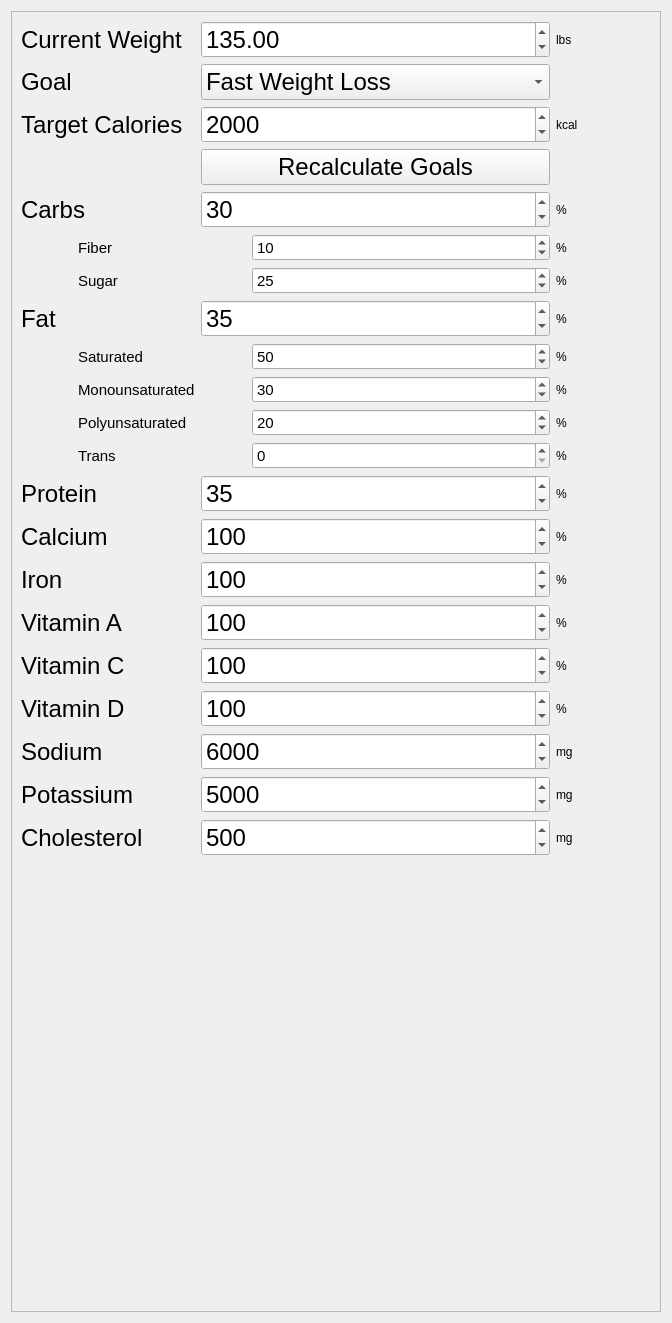
This is ui/pages/GoalsPage.ui in OpenFitnessPal/OpenFitnessPal as Qt 5 draws it before an edit. The edited form follows.
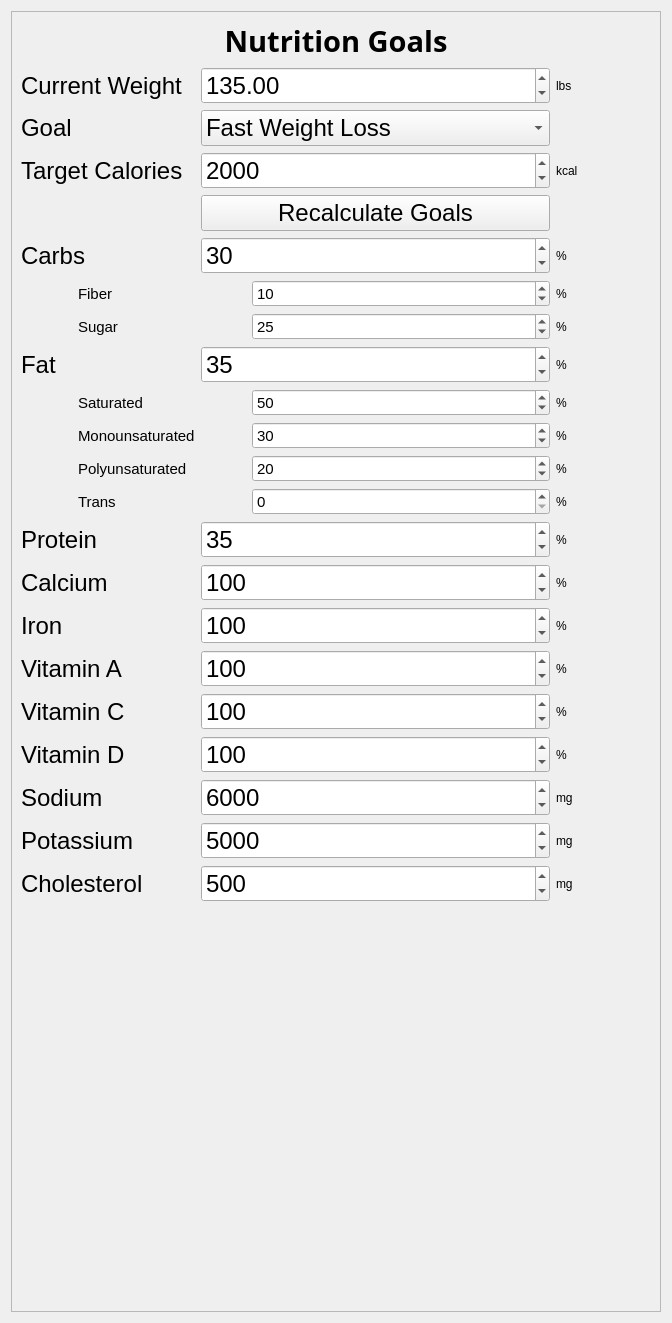
This is the edited form.

Diff of the .ui file:
```diff
--- a/ui/pages/GoalsPage.ui
+++ b/ui/pages/GoalsPage.ui
@@ -39,68 +39,20 @@
        </rect>
       </property>
       <layout class="QGridLayout" name="gridLayout">
-       <item row="16" column="9">
-        <widget class="QLabel" name="label_29">
+       <item row="17" column="0" colspan="2">
+        <widget class="QLabel" name="label_28">
          <property name="font">
           <font>
-           <pointsize>9</pointsize>
-          </font>
-         </property>
-         <property name="text">
-          <string>%</string>
-         </property>
-        </widget>
-       </item>
-       <item row="2" column="0" colspan="2">
-        <widget class="QLabel" name="label_3">
-         <property name="font">
-          <font>
            <pointsize>18</pointsize>
           </font>
          </property>
          <property name="text">
-          <string>Target Calories</string>
-         </property>
-        </widget>
-       </item>
-       <item row="16" column="2" colspan="7">
-        <widget class="QSpinBox" name="vitaminA">
-         <property name="font">
-          <font>
-           <pointsize>18</pointsize>
-          </font>
-         </property>
-         <property name="alignment">
-          <set>Qt::AlignLeading|Qt::AlignLeft|Qt::AlignVCenter</set>
-         </property>
-         <property name="minimum">
-          <number>0</number>
-         </property>
-         <property name="maximum">
-          <number>1000</number>
-         </property>
-         <property name="singleStep">
-          <number>1</number>
-         </property>
-         <property name="value">
-          <number>100</number>
-         </property>
-        </widget>
-       </item>
-       <item row="10" column="9">
-        <widget class="QLabel" name="label_20">
-         <property name="font">
-          <font>
-           <pointsize>9</pointsize>
-          </font>
-         </property>
-         <property name="text">
-          <string>%</string>
+          <string>Vitamin A</string>
          </property>
         </widget>
        </item>
        <item row="20" column="9">
-        <widget class="QLabel" name="label_36">
+        <widget class="QLabel" name="label_35">
          <property name="font">
           <font>
            <pointsize>9</pointsize>
@@ -111,37 +63,13 @@
          </property>
         </widget>
        </item>
-       <item row="12" column="1">
-        <widget class="QLabel" name="label_24">
+       <item row="13" column="3" colspan="6">
+        <widget class="QSpinBox" name="trans">
          <property name="font">
           <font>
            <pointsize>11</pointsize>
           </font>
          </property>
-         <property name="text">
-          <string>Trans</string>
-         </property>
-        </widget>
-       </item>
-       <item row="13" column="9" colspan="2">
-        <widget class="QLabel" name="label_10">
-         <property name="font">
-          <font>
-           <pointsize>9</pointsize>
-          </font>
-         </property>
-         <property name="text">
-          <string>%</string>
-         </property>
-        </widget>
-       </item>
-       <item row="4" column="2" colspan="7">
-        <widget class="QSpinBox" name="carbs">
-         <property name="font">
-          <font>
-           <pointsize>18</pointsize>
-          </font>
-         </property>
          <property name="alignment">
           <set>Qt::AlignLeading|Qt::AlignLeft|Qt::AlignVCenter</set>
          </property>
@@ -155,11 +83,47 @@
           <number>1</number>
          </property>
          <property name="value">
-          <number>30</number>
+          <number>0</number>
          </property>
         </widget>
        </item>
-       <item row="19" column="2" colspan="7">
+       <item row="8" column="9">
+        <widget class="QLabel" name="label_15">
+         <property name="font">
+          <font>
+           <pointsize>9</pointsize>
+          </font>
+         </property>
+         <property name="text">
+          <string>%</string>
+         </property>
+        </widget>
+       </item>
+       <item row="3" column="2" colspan="7">
+        <widget class="QSpinBox" name="calories">
+         <property name="font">
+          <font>
+           <pointsize>18</pointsize>
+          </font>
+         </property>
+         <property name="alignment">
+          <set>Qt::AlignmentFlag::AlignLeading|Qt::AlignmentFlag::AlignLeft|Qt::AlignmentFlag::AlignVCenter</set>
+         </property>
+         <property name="minimum">
+          <number>10</number>
+         </property>
+         <property name="maximum">
+          <number>10000</number>
+         </property>
+         <property name="singleStep">
+          <number>10</number>
+         </property>
+         <property name="value">
+          <number>2000</number>
+         </property>
+        </widget>
+       </item>
+       <item row="20" column="2" colspan="7">
         <widget class="QSpinBox" name="sodium">
          <property name="font">
           <font>
@@ -183,8 +147,8 @@
          </property>
         </widget>
        </item>
-       <item row="21" column="2" colspan="7">
-        <widget class="QSpinBox" name="cholesterol">
+       <item row="9" column="2" colspan="7">
+        <widget class="QSpinBox" name="fat">
          <property name="font">
           <font>
            <pointsize>18</pointsize>
@@ -197,18 +161,66 @@
           <number>0</number>
          </property>
          <property name="maximum">
-          <number>30000</number>
+          <number>100</number>
          </property>
          <property name="singleStep">
           <number>1</number>
          </property>
          <property name="value">
-          <number>500</number>
+          <number>35</number>
          </property>
         </widget>
        </item>
-       <item row="5" column="9">
-        <widget class="QLabel" name="label_14">
+       <item row="19" column="2" colspan="7">
+        <widget class="QSpinBox" name="vitaminD">
+         <property name="font">
+          <font>
+           <pointsize>18</pointsize>
+          </font>
+         </property>
+         <property name="alignment">
+          <set>Qt::AlignmentFlag::AlignLeading|Qt::AlignmentFlag::AlignLeft|Qt::AlignmentFlag::AlignVCenter</set>
+         </property>
+         <property name="minimum">
+          <number>0</number>
+         </property>
+         <property name="maximum">
+          <number>1000</number>
+         </property>
+         <property name="singleStep">
+          <number>1</number>
+         </property>
+         <property name="value">
+          <number>100</number>
+         </property>
+        </widget>
+       </item>
+       <item row="12" column="3" colspan="6">
+        <widget class="QSpinBox" name="poly">
+         <property name="font">
+          <font>
+           <pointsize>11</pointsize>
+          </font>
+         </property>
+         <property name="alignment">
+          <set>Qt::AlignmentFlag::AlignLeading|Qt::AlignmentFlag::AlignLeft|Qt::AlignmentFlag::AlignVCenter</set>
+         </property>
+         <property name="minimum">
+          <number>0</number>
+         </property>
+         <property name="maximum">
+          <number>100</number>
+         </property>
+         <property name="singleStep">
+          <number>1</number>
+         </property>
+         <property name="value">
+          <number>20</number>
+         </property>
+        </widget>
+       </item>
+       <item row="12" column="9">
+        <widget class="QLabel" name="label_21">
          <property name="font">
           <font>
            <pointsize>9</pointsize>
@@ -219,25 +231,7 @@
          </property>
         </widget>
        </item>
-       <item row="22" column="4">
-        <spacer name="verticalSpacer">
-         <property name="font">
-          <font>
-           <pointsize>18</pointsize>
-          </font>
-         </property>
-         <property name="orientation">
-          <enum>Qt::Vertical</enum>
-         </property>
-         <property name="sizeHint" stdset="0">
-          <size>
-           <width>20</width>
-           <height>40</height>
-          </size>
-         </property>
-        </spacer>
-       </item>
-       <item row="7" column="1">
+       <item row="8" column="1">
         <widget class="QLabel" name="label_16">
          <property name="font">
           <font>
@@ -249,8 +243,20 @@
          </property>
         </widget>
        </item>
+       <item row="19" column="9" colspan="2">
+        <widget class="QLabel" name="label_33">
+         <property name="font">
+          <font>
+           <pointsize>9</pointsize>
+          </font>
+         </property>
+         <property name="text">
+          <string>%</string>
+         </property>
+        </widget>
+       </item>
        <item row="11" column="9">
-        <widget class="QLabel" name="label_21">
+        <widget class="QLabel" name="label_20">
          <property name="font">
           <font>
            <pointsize>9</pointsize>
@@ -261,79 +267,7 @@
          </property>
         </widget>
        </item>
-       <item row="20" column="2" colspan="7">
-        <widget class="QSpinBox" name="potassium">
-         <property name="font">
-          <font>
-           <pointsize>18</pointsize>
-          </font>
-         </property>
-         <property name="alignment">
-          <set>Qt::AlignLeading|Qt::AlignLeft|Qt::AlignVCenter</set>
-         </property>
-         <property name="minimum">
-          <number>0</number>
-         </property>
-         <property name="maximum">
-          <number>30000</number>
-         </property>
-         <property name="singleStep">
-          <number>1</number>
-         </property>
-         <property name="value">
-          <number>5000</number>
-         </property>
-        </widget>
-       </item>
-       <item row="11" column="3" colspan="6">
-        <widget class="QSpinBox" name="poly">
-         <property name="font">
-          <font>
-           <pointsize>11</pointsize>
-          </font>
-         </property>
-         <property name="alignment">
-          <set>Qt::AlignLeading|Qt::AlignLeft|Qt::AlignVCenter</set>
-         </property>
-         <property name="minimum">
-          <number>0</number>
-         </property>
-         <property name="maximum">
-          <number>100</number>
-         </property>
-         <property name="singleStep">
-          <number>1</number>
-         </property>
-         <property name="value">
-          <number>20</number>
-         </property>
-        </widget>
-       </item>
-       <item row="21" column="9">
-        <widget class="QLabel" name="label_38">
-         <property name="font">
-          <font>
-           <pointsize>9</pointsize>
-          </font>
-         </property>
-         <property name="text">
-          <string>mg</string>
-         </property>
-        </widget>
-       </item>
-       <item row="8" column="9" colspan="2">
-        <widget class="QLabel" name="label_8">
-         <property name="font">
-          <font>
-           <pointsize>9</pointsize>
-          </font>
-         </property>
-         <property name="text">
-          <string>%</string>
-         </property>
-        </widget>
-       </item>
-       <item row="5" column="1">
+       <item row="6" column="1">
         <widget class="QLabel" name="label_13">
          <property name="sizePolicy">
           <sizepolicy hsizetype="Preferred" vsizetype="Preferred">
@@ -351,89 +285,19 @@
          </property>
         </widget>
        </item>
-       <item row="2" column="9">
-        <widget class="QLabel" name="label_4">
+       <item row="10" column="9">
+        <widget class="QLabel" name="label_17">
          <property name="font">
           <font>
            <pointsize>9</pointsize>
           </font>
          </property>
          <property name="text">
-          <string>kcal</string>
+          <string>%</string>
          </property>
         </widget>
        </item>
-       <item row="1" column="2" colspan="7">
-        <widget class="QComboBox" name="goal">
-         <property name="font">
-          <font>
-           <pointsize>18</pointsize>
-          </font>
-         </property>
-         <item>
-          <property name="text">
-           <string>Fast Weight Loss</string>
-          </property>
-         </item>
-         <item>
-          <property name="text">
-           <string>Slow Weight Loss</string>
-          </property>
-         </item>
-         <item>
-          <property name="text">
-           <string>Maintain Weight</string>
-          </property>
-         </item>
-         <item>
-          <property name="text">
-           <string>Slow Weight Gain</string>
-          </property>
-         </item>
-         <item>
-          <property name="text">
-           <string>Fast Weight Gain</string>
-          </property>
-         </item>
-        </widget>
-       </item>
-       <item row="10" column="1">
-        <widget class="QLabel" name="label_19">
-         <property name="font">
-          <font>
-           <pointsize>11</pointsize>
-          </font>
-         </property>
-         <property name="text">
-          <string>Monounsaturated</string>
-         </property>
-        </widget>
-       </item>
-       <item row="17" column="0" colspan="2">
-        <widget class="QLabel" name="label_30">
-         <property name="font">
-          <font>
-           <pointsize>18</pointsize>
-          </font>
-         </property>
-         <property name="text">
-          <string>Vitamin C</string>
-         </property>
-        </widget>
-       </item>
-       <item row="19" column="9">
-        <widget class="QLabel" name="label_35">
-         <property name="font">
-          <font>
-           <pointsize>9</pointsize>
-          </font>
-         </property>
-         <property name="text">
-          <string>mg</string>
-         </property>
-        </widget>
-       </item>
-       <item row="13" column="0" colspan="2">
+       <item row="14" column="0" colspan="2">
         <widget class="QLabel" name="label_11">
          <property name="font">
           <font>
@@ -445,55 +309,79 @@
          </property>
         </widget>
        </item>
-       <item row="0" column="0" colspan="2">
-        <widget class="QLabel" name="label">
+       <item row="14" column="9" colspan="2">
+        <widget class="QLabel" name="label_10">
          <property name="font">
           <font>
-           <pointsize>18</pointsize>
+           <pointsize>9</pointsize>
           </font>
          </property>
          <property name="text">
-          <string>Current Weight</string>
+          <string>%</string>
          </property>
         </widget>
        </item>
-       <item row="15" column="2" colspan="7">
-        <widget class="QSpinBox" name="iron">
+       <item row="17" column="9">
+        <widget class="QLabel" name="label_29">
          <property name="font">
           <font>
-           <pointsize>18</pointsize>
+           <pointsize>9</pointsize>
           </font>
          </property>
-         <property name="alignment">
-          <set>Qt::AlignLeading|Qt::AlignLeft|Qt::AlignVCenter</set>
+         <property name="text">
+          <string>%</string>
          </property>
-         <property name="minimum">
-          <number>0</number>
+        </widget>
+       </item>
+       <item row="16" column="9">
+        <widget class="QLabel" name="label_27">
+         <property name="font">
+          <font>
+           <pointsize>9</pointsize>
+          </font>
          </property>
-         <property name="maximum">
-          <number>1000</number>
+         <property name="text">
+          <string>%</string>
          </property>
-         <property name="singleStep">
-          <number>1</number>
+        </widget>
+       </item>
+       <item row="15" column="0" colspan="2">
+        <widget class="QLabel" name="label_25">
+         <property name="font">
+          <font>
+           <pointsize>18</pointsize>
+          </font>
          </property>
-         <property name="value">
-          <number>100</number>
+         <property name="text">
+          <string>Calcium</string>
          </property>
         </widget>
        </item>
-       <item row="4" column="0" colspan="2">
-        <widget class="QLabel" name="label_6">
+       <item row="2" column="0">
+        <widget class="QLabel" name="label_5">
          <property name="font">
           <font>
            <pointsize>18</pointsize>
           </font>
          </property>
          <property name="text">
-          <string>Carbs</string>
+          <string>Goal</string>
          </property>
         </widget>
        </item>
-       <item row="11" column="1">
+       <item row="3" column="0" colspan="2">
+        <widget class="QLabel" name="label_3">
+         <property name="font">
+          <font>
+           <pointsize>18</pointsize>
+          </font>
+         </property>
+         <property name="text">
+          <string>Target Calories</string>
+         </property>
+        </widget>
+       </item>
+       <item row="12" column="1">
         <widget class="QLabel" name="label_22">
          <property name="font">
           <font>
@@ -505,7 +393,19 @@
          </property>
         </widget>
        </item>
-       <item row="20" column="0" colspan="2">
+       <item row="5" column="0" colspan="2">
+        <widget class="QLabel" name="label_6">
+         <property name="font">
+          <font>
+           <pointsize>18</pointsize>
+          </font>
+         </property>
+         <property name="text">
+          <string>Carbs</string>
+         </property>
+        </widget>
+       </item>
+       <item row="21" column="0" colspan="2">
         <widget class="QLabel" name="label_37">
          <property name="font">
           <font>
@@ -517,31 +417,37 @@
          </property>
         </widget>
        </item>
-       <item row="12" column="3" colspan="6">
-        <widget class="QSpinBox" name="trans">
+       <item row="23" column="4">
+        <spacer name="verticalSpacer">
          <property name="font">
           <font>
-           <pointsize>11</pointsize>
+           <pointsize>18</pointsize>
           </font>
          </property>
-         <property name="alignment">
-          <set>Qt::AlignLeading|Qt::AlignLeft|Qt::AlignVCenter</set>
+         <property name="orientation">
+          <enum>Qt::Orientation::Vertical</enum>
          </property>
-         <property name="minimum">
-          <number>0</number>
+         <property name="sizeHint" stdset="0">
+          <size>
+           <width>20</width>
+           <height>40</height>
+          </size>
          </property>
-         <property name="maximum">
-          <number>100</number>
+        </spacer>
+       </item>
+       <item row="6" column="9">
+        <widget class="QLabel" name="label_14">
+         <property name="font">
+          <font>
+           <pointsize>9</pointsize>
+          </font>
          </property>
-         <property name="singleStep">
-          <number>1</number>
-         </property>
-         <property name="value">
-          <number>0</number>
+         <property name="text">
+          <string>%</string>
          </property>
         </widget>
        </item>
-       <item row="17" column="9" colspan="2">
+       <item row="18" column="9" colspan="2">
         <widget class="QLabel" name="label_31">
          <property name="font">
           <font>
@@ -553,7 +459,19 @@
          </property>
         </widget>
        </item>
-       <item row="18" column="0" colspan="2">
+       <item row="1" column="9">
+        <widget class="QLabel" name="label_2">
+         <property name="font">
+          <font>
+           <pointsize>9</pointsize>
+          </font>
+         </property>
+         <property name="text">
+          <string>lbs</string>
+         </property>
+        </widget>
+       </item>
+       <item row="19" column="0" colspan="2">
         <widget class="QLabel" name="label_32">
          <property name="font">
           <font>
@@ -565,7 +483,197 @@
          </property>
         </widget>
        </item>
-       <item row="8" column="0">
+       <item row="11" column="3" colspan="6">
+        <widget class="QSpinBox" name="mono">
+         <property name="font">
+          <font>
+           <pointsize>11</pointsize>
+          </font>
+         </property>
+         <property name="alignment">
+          <set>Qt::AlignmentFlag::AlignLeading|Qt::AlignmentFlag::AlignLeft|Qt::AlignmentFlag::AlignVCenter</set>
+         </property>
+         <property name="minimum">
+          <number>0</number>
+         </property>
+         <property name="maximum">
+          <number>100</number>
+         </property>
+         <property name="singleStep">
+          <number>1</number>
+         </property>
+         <property name="value">
+          <number>30</number>
+         </property>
+        </widget>
+       </item>
+       <item row="13" column="1">
+        <widget class="QLabel" name="label_24">
+         <property name="font">
+          <font>
+           <pointsize>11</pointsize>
+          </font>
+         </property>
+         <property name="text">
+          <string>Trans</string>
+         </property>
+        </widget>
+       </item>
+       <item row="13" column="9">
+        <widget class="QLabel" name="label_23">
+         <property name="font">
+          <font>
+           <pointsize>9</pointsize>
+          </font>
+         </property>
+         <property name="text">
+          <string>%</string>
+         </property>
+        </widget>
+       </item>
+       <item row="9" column="9" colspan="2">
+        <widget class="QLabel" name="label_8">
+         <property name="font">
+          <font>
+           <pointsize>9</pointsize>
+          </font>
+         </property>
+         <property name="text">
+          <string>%</string>
+         </property>
+        </widget>
+       </item>
+       <item row="17" column="2" colspan="7">
+        <widget class="QSpinBox" name="vitaminA">
+         <property name="font">
+          <font>
+           <pointsize>18</pointsize>
+          </font>
+         </property>
+         <property name="alignment">
+          <set>Qt::AlignmentFlag::AlignLeading|Qt::AlignmentFlag::AlignLeft|Qt::AlignmentFlag::AlignVCenter</set>
+         </property>
+         <property name="minimum">
+          <number>0</number>
+         </property>
+         <property name="maximum">
+          <number>1000</number>
+         </property>
+         <property name="singleStep">
+          <number>1</number>
+         </property>
+         <property name="value">
+          <number>100</number>
+         </property>
+        </widget>
+       </item>
+       <item row="15" column="2" colspan="7">
+        <widget class="QSpinBox" name="calcium">
+         <property name="font">
+          <font>
+           <pointsize>18</pointsize>
+          </font>
+         </property>
+         <property name="alignment">
+          <set>Qt::AlignmentFlag::AlignLeading|Qt::AlignmentFlag::AlignLeft|Qt::AlignmentFlag::AlignVCenter</set>
+         </property>
+         <property name="minimum">
+          <number>0</number>
+         </property>
+         <property name="maximum">
+          <number>1000</number>
+         </property>
+         <property name="singleStep">
+          <number>1</number>
+         </property>
+         <property name="value">
+          <number>100</number>
+         </property>
+        </widget>
+       </item>
+       <item row="2" column="2" colspan="7">
+        <widget class="QComboBox" name="goal">
+         <property name="font">
+          <font>
+           <pointsize>18</pointsize>
+          </font>
+         </property>
+         <item>
+          <property name="text">
+           <string>Fast Weight Loss</string>
+          </property>
+         </item>
+         <item>
+          <property name="text">
+           <string>Slow Weight Loss</string>
+          </property>
+         </item>
+         <item>
+          <property name="text">
+           <string>Maintain Weight</string>
+          </property>
+         </item>
+         <item>
+          <property name="text">
+           <string>Slow Weight Gain</string>
+          </property>
+         </item>
+         <item>
+          <property name="text">
+           <string>Fast Weight Gain</string>
+          </property>
+         </item>
+        </widget>
+       </item>
+       <item row="5" column="9" colspan="2">
+        <widget class="QLabel" name="label_7">
+         <property name="font">
+          <font>
+           <pointsize>9</pointsize>
+          </font>
+         </property>
+         <property name="text">
+          <string>%</string>
+         </property>
+        </widget>
+       </item>
+       <item row="16" column="0" colspan="2">
+        <widget class="QLabel" name="label_26">
+         <property name="font">
+          <font>
+           <pointsize>18</pointsize>
+          </font>
+         </property>
+         <property name="text">
+          <string>Iron</string>
+         </property>
+        </widget>
+       </item>
+       <item row="6" column="3" colspan="6">
+        <widget class="QSpinBox" name="fiber">
+         <property name="font">
+          <font>
+           <pointsize>11</pointsize>
+          </font>
+         </property>
+         <property name="alignment">
+          <set>Qt::AlignmentFlag::AlignLeading|Qt::AlignmentFlag::AlignLeft|Qt::AlignmentFlag::AlignVCenter</set>
+         </property>
+         <property name="minimum">
+          <number>0</number>
+         </property>
+         <property name="maximum">
+          <number>100</number>
+         </property>
+         <property name="singleStep">
+          <number>1</number>
+         </property>
+         <property name="value">
+          <number>10</number>
+         </property>
+        </widget>
+       </item>
+       <item row="9" column="0">
         <widget class="QLabel" name="label_9">
          <property name="font">
           <font>
@@ -577,8 +685,8 @@
          </property>
         </widget>
        </item>
-       <item row="17" column="2" colspan="7">
-        <widget class="QSpinBox" name="vitaminC">
+       <item row="14" column="2" colspan="7">
+        <widget class="QSpinBox" name="protein">
          <property name="font">
           <font>
            <pointsize>18</pointsize>
@@ -591,41 +699,17 @@
           <number>0</number>
          </property>
          <property name="maximum">
-          <number>1000</number>
+          <number>100</number>
          </property>
          <property name="singleStep">
           <number>1</number>
          </property>
          <property name="value">
-          <number>100</number>
+          <number>35</number>
          </property>
         </widget>
        </item>
-       <item row="7" column="9">
-        <widget class="QLabel" name="label_15">
-         <property name="font">
-          <font>
-           <pointsize>9</pointsize>
-          </font>
-         </property>
-         <property name="text">
-          <string>%</string>
-         </property>
-        </widget>
-       </item>
-       <item row="14" column="0" colspan="2">
-        <widget class="QLabel" name="label_25">
-         <property name="font">
-          <font>
-           <pointsize>18</pointsize>
-          </font>
-         </property>
-         <property name="text">
-          <string>Calcium</string>
-         </property>
-        </widget>
-       </item>
-       <item row="9" column="3" colspan="6">
+       <item row="10" column="3" colspan="6">
         <widget class="QSpinBox" name="sat">
          <property name="font">
           <font>
@@ -649,32 +733,80 @@
          </property>
         </widget>
        </item>
-       <item row="1" column="0">
-        <widget class="QLabel" name="label_5">
+       <item row="21" column="2" colspan="7">
+        <widget class="QSpinBox" name="potassium">
          <property name="font">
           <font>
            <pointsize>18</pointsize>
           </font>
          </property>
+         <property name="alignment">
+          <set>Qt::AlignmentFlag::AlignLeading|Qt::AlignmentFlag::AlignLeft|Qt::AlignmentFlag::AlignVCenter</set>
+         </property>
+         <property name="minimum">
+          <number>0</number>
+         </property>
+         <property name="maximum">
+          <number>30000</number>
+         </property>
+         <property name="singleStep">
+          <number>1</number>
+         </property>
+         <property name="value">
+          <number>5000</number>
+         </property>
+        </widget>
+       </item>
+       <item row="11" column="1">
+        <widget class="QLabel" name="label_19">
+         <property name="font">
+          <font>
+           <pointsize>11</pointsize>
+          </font>
+         </property>
          <property name="text">
-          <string>Goal</string>
+          <string>Monounsaturated</string>
          </property>
         </widget>
        </item>
-       <item row="14" column="9" colspan="2">
-        <widget class="QLabel" name="label_12">
+       <item row="20" column="0" colspan="2">
+        <widget class="QLabel" name="label_34">
          <property name="font">
           <font>
-           <pointsize>9</pointsize>
+           <pointsize>18</pointsize>
           </font>
          </property>
          <property name="text">
-          <string>%</string>
+          <string>Sodium</string>
+         </property>
+        </widget>
+       </item>
+       <item row="22" column="2" colspan="7">
+        <widget class="QSpinBox" name="cholesterol">
+         <property name="font">
+          <font>
+           <pointsize>18</pointsize>
+          </font>
+         </property>
+         <property name="alignment">
+          <set>Qt::AlignmentFlag::AlignLeading|Qt::AlignmentFlag::AlignLeft|Qt::AlignmentFlag::AlignVCenter</set>
+         </property>
+         <property name="minimum">
+          <number>0</number>
+         </property>
+         <property name="maximum">
+          <number>30000</number>
+         </property>
+         <property name="singleStep">
+          <number>1</number>
+         </property>
+         <property name="value">
+          <number>500</number>
          </property>
         </widget>
        </item>
        <item row="18" column="2" colspan="7">
-        <widget class="QSpinBox" name="vitaminD">
+        <widget class="QSpinBox" name="vitaminC">
          <property name="font">
           <font>
            <pointsize>18</pointsize>
@@ -697,31 +829,91 @@
          </property>
         </widget>
        </item>
-       <item row="8" column="2" colspan="7">
-        <widget class="QSpinBox" name="fat">
+       <item row="22" column="9">
+        <widget class="QLabel" name="label_38">
          <property name="font">
           <font>
+           <pointsize>9</pointsize>
+          </font>
+         </property>
+         <property name="text">
+          <string>mg</string>
+         </property>
+        </widget>
+       </item>
+       <item row="4" column="2" colspan="7">
+        <widget class="QPushButton" name="recalc">
+         <property name="font">
+          <font>
            <pointsize>18</pointsize>
           </font>
          </property>
-         <property name="alignment">
-          <set>Qt::AlignLeading|Qt::AlignLeft|Qt::AlignVCenter</set>
+         <property name="text">
+          <string>Recalculate Goals</string>
          </property>
-         <property name="minimum">
-          <number>0</number>
+        </widget>
+       </item>
+       <item row="15" column="9" colspan="2">
+        <widget class="QLabel" name="label_12">
+         <property name="font">
+          <font>
+           <pointsize>9</pointsize>
+          </font>
          </property>
-         <property name="maximum">
-          <number>100</number>
+         <property name="text">
+          <string>%</string>
          </property>
-         <property name="singleStep">
-          <number>1</number>
+        </widget>
+       </item>
+       <item row="10" column="1">
+        <widget class="QLabel" name="label_18">
+         <property name="font">
+          <font>
+           <pointsize>11</pointsize>
+          </font>
          </property>
-         <property name="value">
-          <number>35</number>
+         <property name="text">
+          <string>Saturated</string>
          </property>
         </widget>
        </item>
-       <item row="0" column="2" colspan="7">
+       <item row="21" column="9">
+        <widget class="QLabel" name="label_36">
+         <property name="font">
+          <font>
+           <pointsize>9</pointsize>
+          </font>
+         </property>
+         <property name="text">
+          <string>mg</string>
+         </property>
+        </widget>
+       </item>
+       <item row="22" column="0" colspan="2">
+        <widget class="QLabel" name="label_39">
+         <property name="font">
+          <font>
+           <pointsize>18</pointsize>
+          </font>
+         </property>
+         <property name="text">
+          <string>Cholesterol</string>
+         </property>
+        </widget>
+       </item>
+       <item row="18" column="0" colspan="2">
+        <widget class="QLabel" name="label_30">
+         <property name="font">
+          <font>
+           <pointsize>18</pointsize>
+          </font>
+         </property>
+         <property name="text">
+          <string>Vitamin C</string>
+         </property>
+        </widget>
+       </item>
+       <item row="1" column="2" colspan="7">
         <widget class="QDoubleSpinBox" name="weight">
          <property name="font">
           <font>
@@ -745,183 +937,27 @@
          </property>
         </widget>
        </item>
-       <item row="13" column="2" colspan="7">
-        <widget class="QSpinBox" name="protein">
+       <item row="1" column="0" colspan="2">
+        <widget class="QLabel" name="label">
          <property name="font">
           <font>
            <pointsize>18</pointsize>
           </font>
          </property>
-         <property name="alignment">
-          <set>Qt::AlignLeading|Qt::AlignLeft|Qt::AlignVCenter</set>
-         </property>
-         <property name="minimum">
-          <number>0</number>
-         </property>
-         <property name="maximum">
-          <number>100</number>
-         </property>
-         <property name="singleStep">
-          <number>1</number>
-         </property>
-         <property name="value">
-          <number>35</number>
-         </property>
-        </widget>
-       </item>
-       <item row="18" column="9" colspan="2">
-        <widget class="QLabel" name="label_33">
-         <property name="font">
-          <font>
-           <pointsize>9</pointsize>
-          </font>
-         </property>
          <property name="text">
-          <string>%</string>
+          <string>Current Weight</string>
          </property>
         </widget>
        </item>
-       <item row="4" column="9" colspan="2">
-        <widget class="QLabel" name="label_7">
+       <item row="5" column="2" colspan="7">
+        <widget class="QSpinBox" name="carbs">
          <property name="font">
           <font>
-           <pointsize>9</pointsize>
-          </font>
-         </property>
-         <property name="text">
-          <string>%</string>
-         </property>
-        </widget>
-       </item>
-       <item row="15" column="0" colspan="2">
-        <widget class="QLabel" name="label_26">
-         <property name="font">
-          <font>
            <pointsize>18</pointsize>
           </font>
          </property>
-         <property name="text">
-          <string>Iron</string>
-         </property>
-        </widget>
-       </item>
-       <item row="16" column="0" colspan="2">
-        <widget class="QLabel" name="label_28">
-         <property name="font">
-          <font>
-           <pointsize>18</pointsize>
-          </font>
-         </property>
-         <property name="text">
-          <string>Vitamin A</string>
-         </property>
-        </widget>
-       </item>
-       <item row="2" column="2" colspan="7">
-        <widget class="QSpinBox" name="calories">
-         <property name="font">
-          <font>
-           <pointsize>18</pointsize>
-          </font>
-         </property>
          <property name="alignment">
-          <set>Qt::AlignLeading|Qt::AlignLeft|Qt::AlignVCenter</set>
-         </property>
-         <property name="minimum">
-          <number>10</number>
-         </property>
-         <property name="maximum">
-          <number>10000</number>
-         </property>
-         <property name="singleStep">
-          <number>10</number>
-         </property>
-         <property name="value">
-          <number>2000</number>
-         </property>
-        </widget>
-       </item>
-       <item row="21" column="0" colspan="2">
-        <widget class="QLabel" name="label_39">
-         <property name="font">
-          <font>
-           <pointsize>18</pointsize>
-          </font>
-         </property>
-         <property name="text">
-          <string>Cholesterol</string>
-         </property>
-        </widget>
-       </item>
-       <item row="15" column="9">
-        <widget class="QLabel" name="label_27">
-         <property name="font">
-          <font>
-           <pointsize>9</pointsize>
-          </font>
-         </property>
-         <property name="text">
-          <string>%</string>
-         </property>
-        </widget>
-       </item>
-       <item row="0" column="9">
-        <widget class="QLabel" name="label_2">
-         <property name="font">
-          <font>
-           <pointsize>9</pointsize>
-          </font>
-         </property>
-         <property name="text">
-          <string>lbs</string>
-         </property>
-        </widget>
-       </item>
-       <item row="9" column="1">
-        <widget class="QLabel" name="label_18">
-         <property name="font">
-          <font>
-           <pointsize>11</pointsize>
-          </font>
-         </property>
-         <property name="text">
-          <string>Saturated</string>
-         </property>
-        </widget>
-       </item>
-       <item row="12" column="9">
-        <widget class="QLabel" name="label_23">
-         <property name="font">
-          <font>
-           <pointsize>9</pointsize>
-          </font>
-         </property>
-         <property name="text">
-          <string>%</string>
-         </property>
-        </widget>
-       </item>
-       <item row="19" column="0" colspan="2">
-        <widget class="QLabel" name="label_34">
-         <property name="font">
-          <font>
-           <pointsize>18</pointsize>
-          </font>
-         </property>
-         <property name="text">
-          <string>Sodium</string>
-         </property>
-        </widget>
-       </item>
-       <item row="10" column="3" colspan="6">
-        <widget class="QSpinBox" name="mono">
-         <property name="font">
-          <font>
-           <pointsize>11</pointsize>
-          </font>
-         </property>
-         <property name="alignment">
-          <set>Qt::AlignLeading|Qt::AlignLeft|Qt::AlignVCenter</set>
+          <set>Qt::AlignmentFlag::AlignLeading|Qt::AlignmentFlag::AlignLeft|Qt::AlignmentFlag::AlignVCenter</set>
          </property>
          <property name="minimum">
           <number>0</number>
@@ -937,8 +973,8 @@
          </property>
         </widget>
        </item>
-       <item row="14" column="2" colspan="7">
-        <widget class="QSpinBox" name="calcium">
+       <item row="16" column="2" colspan="7">
+        <widget class="QSpinBox" name="iron">
          <property name="font">
           <font>
            <pointsize>18</pointsize>
@@ -961,55 +997,7 @@
          </property>
         </widget>
        </item>
-       <item row="5" column="3" colspan="6">
-        <widget class="QSpinBox" name="fiber">
-         <property name="font">
-          <font>
-           <pointsize>11</pointsize>
-          </font>
-         </property>
-         <property name="alignment">
-          <set>Qt::AlignLeading|Qt::AlignLeft|Qt::AlignVCenter</set>
-         </property>
-         <property name="minimum">
-          <number>0</number>
-         </property>
-         <property name="maximum">
-          <number>100</number>
-         </property>
-         <property name="singleStep">
-          <number>1</number>
-         </property>
-         <property name="value">
-          <number>10</number>
-         </property>
-        </widget>
-       </item>
-       <item row="3" column="2" colspan="7">
-        <widget class="QPushButton" name="recalc">
-         <property name="font">
-          <font>
-           <pointsize>18</pointsize>
-          </font>
-         </property>
-         <property name="text">
-          <string>Recalculate Goals</string>
-         </property>
-        </widget>
-       </item>
-       <item row="9" column="9">
-        <widget class="QLabel" name="label_17">
-         <property name="font">
-          <font>
-           <pointsize>9</pointsize>
-          </font>
-         </property>
-         <property name="text">
-          <string>%</string>
-         </property>
-        </widget>
-       </item>
-       <item row="7" column="3" colspan="6">
+       <item row="8" column="3" colspan="6">
         <widget class="QSpinBox" name="sugar">
          <property name="font">
           <font>
@@ -1033,6 +1021,35 @@
          </property>
         </widget>
        </item>
+       <item row="3" column="9">
+        <widget class="QLabel" name="label_4">
+         <property name="font">
+          <font>
+           <pointsize>9</pointsize>
+          </font>
+         </property>
+         <property name="text">
+          <string>kcal</string>
+         </property>
+        </widget>
+       </item>
+       <item row="0" column="0" colspan="11">
+        <widget class="QLabel" name="label_40">
+         <property name="font">
+          <font>
+           <family>Noto Sans</family>
+           <pointsize>22</pointsize>
+           <bold>true</bold>
+          </font>
+         </property>
+         <property name="text">
+          <string>Nutrition Goals</string>
+         </property>
+         <property name="alignment">
+          <set>Qt::AlignmentFlag::AlignCenter</set>
+         </property>
+        </widget>
+       </item>
       </layout>
      </widget>
     </widget>
```
Left out of the diff: 20 changed lines with no effect on the pictures.
